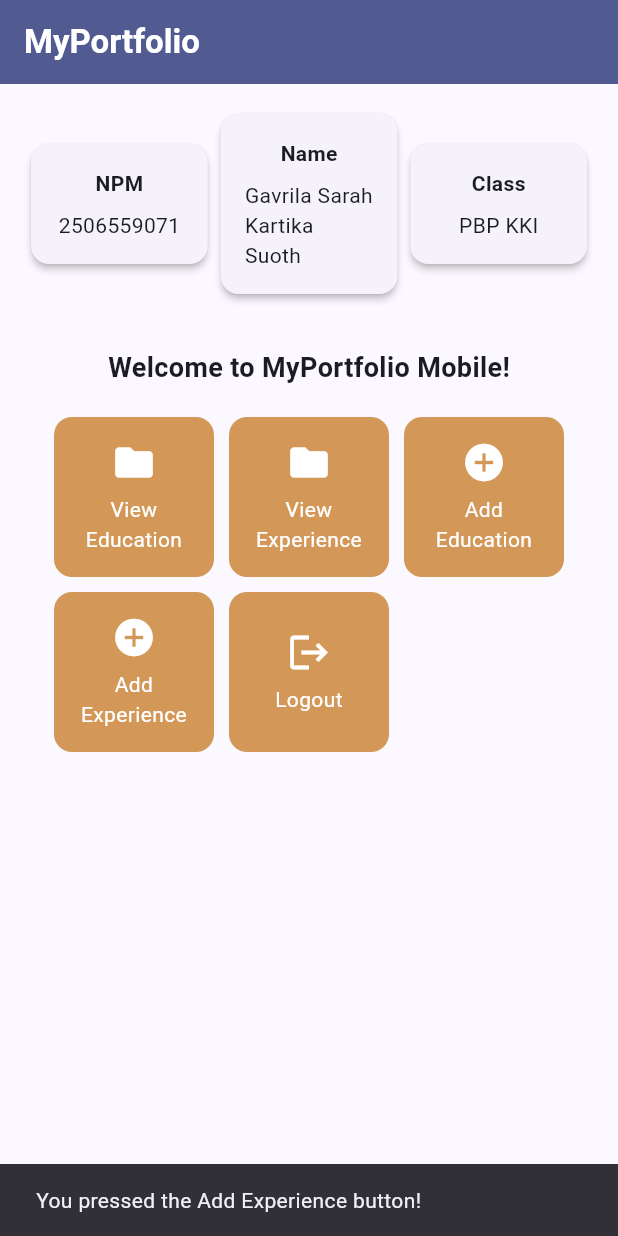
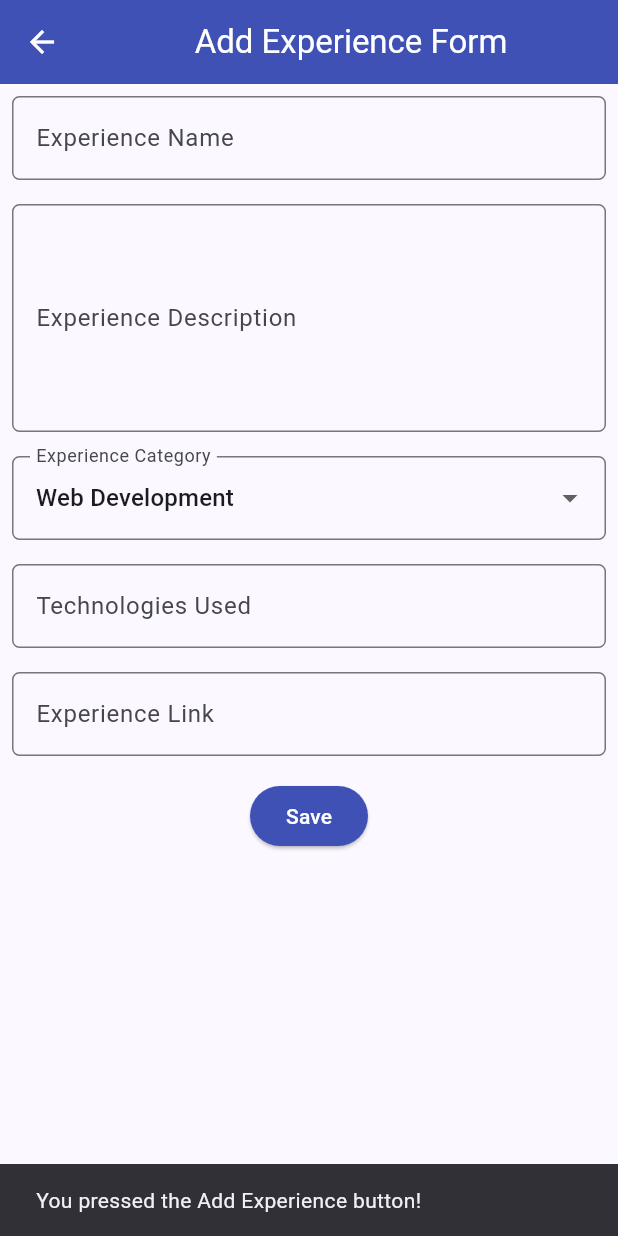
Before and after one commit to gsarahsuoth/myportofolio_mobile, a Flutter app: the screen it shows after launch, after a tap on "Add Experience", on a phone screen of 412 x 824 dp. Run offline on Flutter 3.47's test engine with Material 3 defaults, Android fonts, the phone set to English and light mode, and no system bars; our stand-ins replace material_ui.

Commit message:
finishing tutorial-9

```diff
--- a/myportofolio_mobile/lib/main.dart
+++ b/myportofolio_mobile/lib/main.dart
@@ -1,5 +1,5 @@
 import 'package:flutter/material.dart';
-import 'package:myportofolio_mobile/menu.dart';
+import 'package:myportofolio_mobile/screens/menu.dart';
 
 void main() {
   runApp(const MyApp());
--- /dev/null
+++ b/myportofolio_mobile/lib/screens/experience_form.dart
@@ -0,0 +1,210 @@
+import 'package:flutter/material.dart';
+
+class ExperienceFormPage extends StatefulWidget {
+  const ExperienceFormPage({super.key});
+
+  @override
+  State<ExperienceFormPage> createState() => _ExperienceFormPage();
+}
+
+class _ExperienceFormPage extends State<ExperienceFormPage> {
+  final _formKey = GlobalKey<FormState>();
+
+  String _experienceName = "";
+  String _description = "";
+  String _category = "Web Development"; // default
+  String _technologies = "";
+  String _experienceLink = "";
+
+  final List<String> _categories = [
+    'Web Development',
+    'Mobile Development',
+    'Machine Learning',
+    'Data Science',
+    'Other',
+  ];
+  @override
+  Widget build(BuildContext context) {
+    return Scaffold(
+      appBar: AppBar(
+        title: const Center(child: Text('Add Experience Form')),
+        backgroundColor: Colors.indigo,
+        foregroundColor: Colors.white,
+      ),
+      // TODO: Add the drawer we created earlier
+      body: Form(
+        key: _formKey,
+        child: SingleChildScrollView(
+          child: Column(
+            crossAxisAlignment: CrossAxisAlignment.start,
+            children: [
+              // === Experience Name ===
+              Padding(
+                padding: const EdgeInsets.all(8.0),
+                child: TextFormField(
+                  decoration: InputDecoration(
+                    hintText: "Experience Name",
+                    labelText: "Experience Name",
+                    border: OutlineInputBorder(
+                      borderRadius: BorderRadius.circular(5.0),
+                    ),
+                  ),
+                  onChanged: (String? value) {
+                    setState(() {
+                      _experienceName = value!;
+                    });
+                  },
+                  validator: (String? value) {
+                    if (value == null || value.trim().isEmpty) {
+                      return "Enter a experience name.";
+                    }
+                    return null;
+                  },
+                ),
+              ),
+              // === Description ===
+              Padding(
+                padding: const EdgeInsets.all(8.0),
+                child: TextFormField(
+                  maxLines: 5,
+                  decoration: InputDecoration(
+                    hintText: "Experience Description",
+                    labelText: "Experience Description",
+                    border: OutlineInputBorder(
+                      borderRadius: BorderRadius.circular(5.0),
+                    ),
+                  ),
+                  onChanged: (String? value) {
+                    setState(() {
+                      _description = value!;
+                    });
+                  },
+                  validator: (String? value) {
+                    if (value == null || value.trim().isEmpty) {
+                      return "Enter a experience description.";
+                    }
+                    return null;
+                  },
+                ),
+              ),
+
+              // === Category ===
+              Padding(
+                padding: const EdgeInsets.all(8.0),
+                child: DropdownButtonFormField<String>(
+                  decoration: InputDecoration(
+                    labelText: "Experience Category",
+                    border: OutlineInputBorder(
+                      borderRadius: BorderRadius.circular(5.0),
+                    ),
+                  ),
+                  initialValue: _category,
+                  items: _categories
+                      .map(
+                        (category) => DropdownMenuItem(
+                          value: category,
+                          child: Text(category),
+                        ),
+                      )
+                      .toList(),
+                  onChanged: (String? newValue) {
+                    setState(() {
+                      _category = newValue!;
+                    });
+                  },
+                ),
+              ),
+
+              // === Technologies ===
+              Padding(
+                padding: const EdgeInsets.all(8.0),
+                child: TextFormField(
+                  decoration: InputDecoration(
+                    hintText: "Example: Flutter, Django, Figma",
+                    labelText: "Technologies Used",
+                    border: OutlineInputBorder(
+                      borderRadius: BorderRadius.circular(5.0),
+                    ),
+                  ),
+                  onChanged: (String? value) {
+                    setState(() {
+                      _technologies = value!;
+                    });
+                  },
+                ),
+              ),
+
+              // === Experience Link ===
+              Padding(
+                padding: const EdgeInsets.all(8.0),
+                child: TextFormField(
+                  decoration: InputDecoration(
+                    hintText: "Experience URL (optional)",
+                    labelText: "Experience Link",
+                    border: OutlineInputBorder(
+                      borderRadius: BorderRadius.circular(5.0),
+                    ),
+                  ),
+                  onChanged: (String? value) {
+                    setState(() {
+                      _experienceLink = value!;
+                    });
+                  },
+                ),
+              ),
+              // === Save Button ===
+              Align(
+                alignment: Alignment.bottomCenter,
+                child: Padding(
+                  padding: const EdgeInsets.all(8.0),
+                  child: ElevatedButton(
+                    style: ButtonStyle(
+                      backgroundColor: WidgetStateProperty.all(Colors.indigo),
+                    ),
+                    onPressed: () {
+                      if (_formKey.currentState!.validate()) {
+                        showDialog(
+                          context: context,
+                          builder: (context) {
+                            return AlertDialog(
+                              title: const Text('Project added successfully!'),
+                              content: SingleChildScrollView(
+                                child: Column(
+                                  crossAxisAlignment: CrossAxisAlignment.start,
+                                  children: [
+                                    Text('Project Name: $_experienceName'),
+                                    Text('Description: $_description'),
+                                    Text('Category: $_category'),
+                                    Text('Technologies: $_technologies'),
+                                    Text('Link: $_experienceLink'),
+                                  ],
+                                ),
+                              ),
+                              actions: [
+                                TextButton(
+                                  child: const Text('OK'),
+                                  onPressed: () {
+                                    Navigator.pop(context);
+                                    _formKey.currentState!.reset();
+                                  },
+                                ),
+                              ],
+                            );
+                          },
+                        );
+                      }
+                    },
+                    child: const Text(
+                      "Save",
+                      style: TextStyle(color: Colors.white),
+                    ),
+                  ),
+                ),
+              ),
+            ],
+          ),
+        ),
+      ),
+    );
+  }
+}
--- a/myportofolio_mobile/lib/menu.dart
+++ b/myportofolio_mobile/lib/screens/menu.dart
@@ -1,4 +1,6 @@
 import 'package:flutter/material.dart';
+import 'package:myportofolio_mobile/widgets/left_drawer.dart';
+import 'package:myportofolio_mobile/widgets/experience_card.dart';
 
 class MyHomePage extends StatelessWidget {
   MyHomePage({super.key});
@@ -8,11 +10,31 @@ class MyHomePage extends StatelessWidget {
   final String kelas = "PBP KKI";
 
   final List<ItemHomepage> items = [
-    ItemHomepage("View Education", Icons.folder, const Color.fromARGB(255, 211, 152, 88)),
-    ItemHomepage("View Experience", Icons.folder, const Color.fromARGB(255, 211, 152, 88)),
-    ItemHomepage("Add Education", Icons.add_circle, const Color.fromARGB(255, 211, 152, 88)),
-    ItemHomepage("Add Experience", Icons.add_circle, const Color.fromARGB(255, 211, 152, 88)),
-    ItemHomepage("Logout", Icons.logout, const Color.fromARGB(255, 211, 152, 88)),
+    ItemHomepage(
+      "View Education",
+      Icons.folder,
+      const Color.fromARGB(255, 211, 152, 88),
+    ),
+    ItemHomepage(
+      "View Experience",
+      Icons.folder,
+      const Color.fromARGB(255, 211, 152, 88),
+    ),
+    ItemHomepage(
+      "Add Education",
+      Icons.add_circle,
+      const Color.fromARGB(255, 211, 152, 88),
+    ),
+    ItemHomepage(
+      "Add Experience",
+      Icons.add_circle,
+      const Color.fromARGB(255, 211, 152, 88),
+    ),
+    ItemHomepage(
+      "Logout",
+      Icons.logout,
+      const Color.fromARGB(255, 211, 152, 88),
+    ),
   ];
 
   @override
@@ -24,7 +46,9 @@ class MyHomePage extends StatelessWidget {
           style: TextStyle(color: Colors.white, fontWeight: FontWeight.bold),
         ),
         backgroundColor: Theme.of(context).colorScheme.primary,
+        iconTheme: const IconThemeData(color: Colors.white),
       ),
+      drawer: const LeftDrawer(),
       body: Padding(
         padding: const EdgeInsets.all(16.0),
         child: Column(
@@ -111,43 +135,3 @@ class ItemHomepage {
 
   ItemHomepage(this.name, this.icon, this.color);
 }
-
-class ItemCard extends StatelessWidget {
-  final ItemHomepage item;
-
-  const ItemCard(this.item, {super.key});
-
-  @override
-  Widget build(BuildContext context) {
-    return Material(
-      color: item.color,
-      borderRadius: BorderRadius.circular(12),
-      child: InkWell(
-        onTap: () {
-          ScaffoldMessenger.of(context)
-            ..hideCurrentSnackBar()
-            ..showSnackBar(
-              SnackBar(content: Text("You pressed the ${item.name} button!")),
-            );
-        },
-        child: Container(
-          padding: const EdgeInsets.all(8),
-          child: Center(
-            child: Column(
-              mainAxisAlignment: MainAxisAlignment.center,
-              children: [
-                Icon(item.icon, color: Colors.white, size: 30.0),
-                const Padding(padding: EdgeInsets.all(3)),
-                Text(
-                  item.name,
-                  textAlign: TextAlign.center,
-                  style: const TextStyle(color: Colors.white),
-                ),
-              ],
-            ),
-          ),
-        ),
-      ),
-    );
-  }
-}
--- /dev/null
+++ b/myportofolio_mobile/lib/widgets/experience_card.dart
@@ -0,0 +1,52 @@
+import 'package:flutter/material.dart';
+import 'package:myportofolio_mobile/screens/experience_form.dart';
+import 'package:myportofolio_mobile/screens/menu.dart';
+
+class ItemCard extends StatelessWidget {
+  final ItemHomepage item;
+
+  const ItemCard(this.item, {super.key});
+
+  @override
+  Widget build(BuildContext context) {
+    return Material(
+      color: item.color,
+      borderRadius: BorderRadius.circular(12),
+      child: InkWell(
+        onTap: () {
+          ScaffoldMessenger.of(context)
+              ..hideCurrentSnackBar()
+              ..showSnackBar(
+                SnackBar(content: Text("You pressed the ${item.name} button!")),
+              );
+
+          if (item.name == "Add Experience") {
+            Navigator.push(
+              context,
+              MaterialPageRoute(
+                builder: (context) => const ExperienceFormPage(),
+              ),
+            );
+          }
+        },
+        child: Container(
+          padding: const EdgeInsets.all(8),
+          child: Center(
+            child: Column(
+              mainAxisAlignment: MainAxisAlignment.center,
+              children: [
+                Icon(item.icon, color: Colors.white, size: 30.0),
+                const Padding(padding: EdgeInsets.all(3)),
+                Text(
+                  item.name,
+                  textAlign: TextAlign.center,
+                  style: const TextStyle(color: Colors.white),
+                ),
+              ],
+            ),
+          ),
+        ),
+      ),
+    );
+  }
+}
--- /dev/null
+++ b/myportofolio_mobile/lib/widgets/left_drawer.dart
@@ -0,0 +1,68 @@
+import 'package:material_ui/material_ui.dart';
+import 'package:myportofolio_mobile/screens/experience_form.dart';
+import 'package:myportofolio_mobile/screens/menu.dart';
+
+
+class LeftDrawer extends StatelessWidget {
+  const LeftDrawer({super.key});
+
+  @override
+  Widget build(BuildContext context) {
+    return Drawer(
+      child: ListView(
+        children: [
+          const DrawerHeader(
+            decoration: BoxDecoration(
+              color: Colors.indigo,
+            ),
+            child: Column(
+              crossAxisAlignment: CrossAxisAlignment.start,
+              children: [
+                Text(
+                  'My Portfolio',
+                  style: TextStyle(
+                    fontSize: 30,
+                    fontWeight: FontWeight.bold,
+                    color: Colors.white,
+                  ),
+                ),
+                SizedBox(height: 10),
+                Text(
+                  'Explore personal experience and experiences!',
+                  style: TextStyle(
+                    fontSize: 15,
+                    color: Colors.white,
+                  ),
+                ),
+              ],
+            ),
+          ),
+          ListTile(
+            leading: const Icon(Icons.home_outlined),
+            title: const Text('Home'),
+            // Navigate to the portfolio home screen
+            onTap: () {
+              Navigator.pushReplacement(
+                context,
+                MaterialPageRoute(
+                  builder: (context) => MyHomePage(),
+                ),
+              );
+            },
+          ),
+          ListTile(
+            leading: const Icon(Icons.add_circle_outline),
+            title: const Text('Add Experience'),
+            // Navigate to the Add Experience screen
+            onTap: () {
+              Navigator.push(
+                context,
+                MaterialPageRoute(builder: (context) => const ExperienceFormPage()),
+              );
+            },
+          ),
+        ],
+      ),
+    );
+  }
+}
--- a/myportofolio_mobile/pubspec.yaml
+++ b/myportofolio_mobile/pubspec.yaml
@@ -34,6 +34,7 @@ dependencies:
   # The following adds the Cupertino Icons font to your application.
   # Use with the CupertinoIcons class for iOS style icons.
   cupertino_icons: ^1.0.8
+  material_ui: ^1.11.0
 
 dev_dependencies:
   flutter_test:
```
Also changed, not shown: myportofolio_mobile/pubspec.lock.
